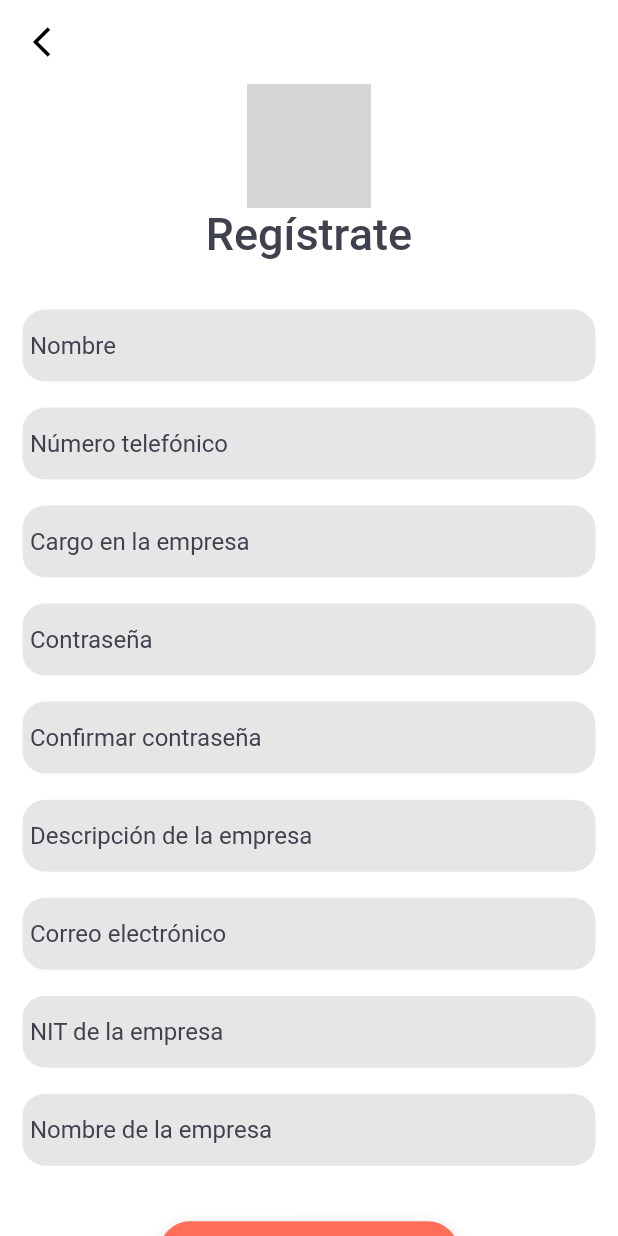
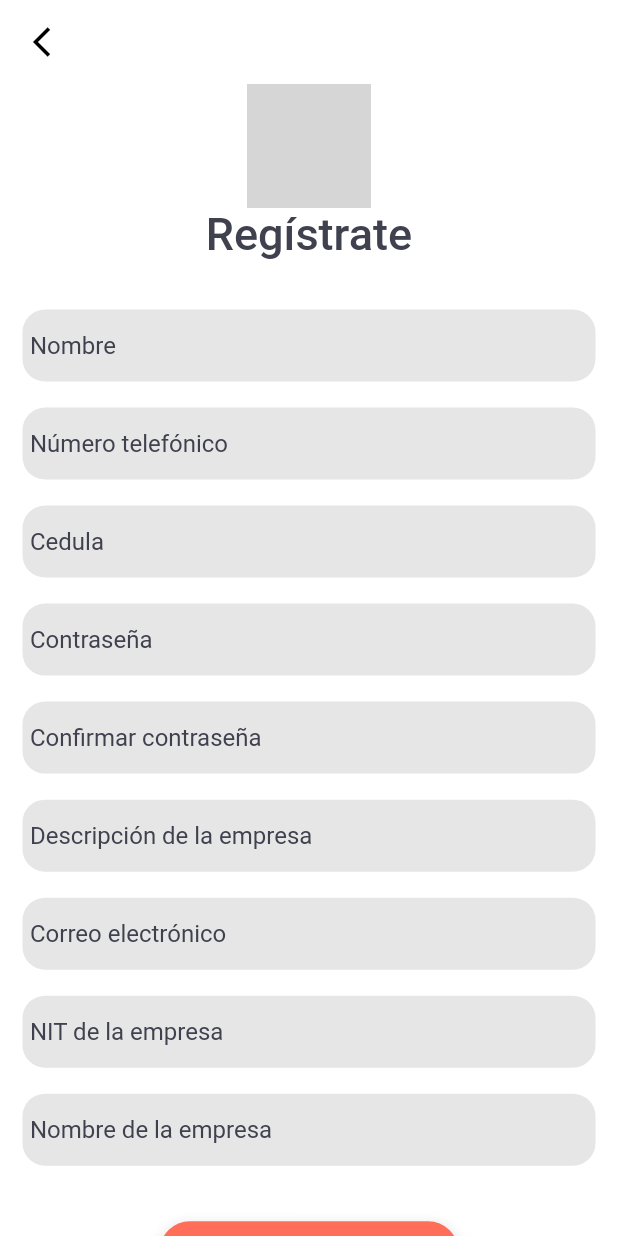
Before and after one commit to Intelligent-Track/intellitrack-mobile-app, a Flutter app: the screen it shows after launch, after a tap on "Iniciar Sesion", after a tap on "¿Aún no tienes una cuenta?", on a phone screen of 412 x 824 dp. Run offline on Flutter 3.47's test engine with Material 2 defaults, Android fonts, the phone set to English and light mode, and no system bars; our stand-ins replace flutter_dotenv, fluttertoast, shared_preferences; Roboto replaces fonts that are missing (inellitrackFamily); grey boxes are pictures that could not be loaded.

Commit message:
Login, registro

```diff
--- a/lib/Controller/login_service.dart
+++ b/lib/Controller/login_service.dart
@@ -2,29 +2,34 @@ import 'dart:convert';
 import 'dart:io';
 
 import 'package:http/http.dart' as http;
+import 'package:shared_preferences/shared_preferences.dart';
 
 import '../Model/environment.dart';
+import '../Model/responseLogin.dart';
 
 class LoginService {
 
   final http.Client request =  http.Client();
 
-  Future<String> login(String email, String password) async{
+  Future<ResponseLogin> login(String email, String password) async{
     final uri = Uri.http(Environment.apiUrl, Environment.loginPath);
     final headers = {'Content-Type': 'application/json'};
     final body = json.encode({'username': email, 'password': password});
-    String bodyRep;
+    var bodyRep;
     try{
       final response = await http.post(uri, headers: headers, body: body).timeout(Duration(seconds: 10));
       print(response.statusCode);
       if(response.statusCode == 200){
-        bodyRep = jsonDecode(response.body)['status'] as String;
-        return bodyRep;
+        bodyRep = jsonDecode(response.body);
+        //final prefs = await SharedPreferences.getInstance();
+        //prefs.setString('tokenJWT', bodyRep["accessToken"]);
+        return ResponseLogin(true, bodyRep["roles"][0]);
       }else{
-        throw HttpException(response.body);
+        return ResponseLogin(false, "Error de autenticacion");
       }
-    } on Exception{
-      throw Exception();
+    } catch(ex){
+      print(ex);
+      return ResponseLogin(false, "Error de autenticacion");
     }
 
   }
--- a/lib/Controller/singUp_service.dart
+++ b/lib/Controller/singUp_service.dart
@@ -15,7 +15,6 @@ class SingUpService {
     final body = json.encode({
       'name': name,
       'password': password,
-      'username': username,
       'phone': phone,
       'nit': nit,
       'companyName': companyName,
@@ -25,10 +24,10 @@ class SingUpService {
     try{
       final response = await http.post(uri, headers: headers, body: body).timeout(Duration(seconds: 10));
       print(response.statusCode);
-      if(response.statusCode == 201){
+      if(response.statusCode == 200){
         return true;
       }else{
-        throw HttpException(response.body);
+        return false;
       }
     } on Exception{
       throw Exception();
--- /dev/null
+++ b/lib/Model/responseLogin.dart
@@ -0,0 +1,5 @@
+class ResponseLogin{
+  ResponseLogin(this.estatus, this.message);
+  final bool estatus;
+  final String message;
+}
--- a/lib/View/login/login_page.dart
+++ b/lib/View/login/login_page.dart
@@ -1,4 +1,7 @@
+import 'dart:async';
+
 import 'package:flutter/material.dart';
+import 'package:fluttertoast/fluttertoast.dart';
 import '../Home/homeCustomerAdmin_page.dart';
 import '../Home/homeCustomerRepre_page.dart';
 import '../Home/homeDriver_page.dart';
@@ -19,17 +22,20 @@ GlobalKey<FormState> formKey = GlobalKey<FormState>();
 var correo = TextEditingController();
 var contrasena = TextEditingController();
 var loginService = LoginService();
+var  loading = false;
+var  ver = true;
 
 class _LoginpageState extends State<Loginpage>{
 
   @override
   void initState() {
     super.initState();
+    loading = false;
   }
-  var  ver = true;
+
   @override
   Widget build(BuildContext context){
-    return Scaffold(
+    return loading? Center(child: CircularProgressIndicator(color: Colors.red,),) :Scaffold(
       body: ScrollConfiguration(
         behavior: const ScrollBehavior().copyWith(
             physics: BouncingScrollPhysics() // Establecer el color de la animación de desplazamiento
@@ -137,58 +143,78 @@ class _LoginpageState extends State<Loginpage>{
                         Padding(padding: EdgeInsets.symmetric(vertical: MediaQuery.of(context).size.height/50)),
                         ElevatedButton(
                             onPressed: () async {
-                              var rep = loginService.login(correo.text, contrasena.text);
                               if (formKey.currentState!.validate()) {
-                                if(correo.text.contains("driver")){
+                                setState(() {
+                                  loading = true;
+                                });
+                              var rep = await loginService.login(correo.text, contrasena.text);
+                              if(rep.estatus){
+                                print(rep.message);
+                                if(rep.message.contains("ROLE_CONDUCTOR")){
                                   correo.clear();
                                   contrasena.clear();
-                                  Navigator.push(
+                                  Navigator.pushAndRemoveUntil(
                                       context,
                                       MaterialPageRoute(
                                           builder: (context) =>
-                                              HomePageDriverpage())
+                                              HomePageDriverpage()),(Route<dynamic> route) => false,
                                   );
                                 }
-                                if(correo.text.contains("managerG")){
+                                if(rep.message.contains("ROLE_GERENTEGEN")){
                                   correo.clear();
                                   contrasena.clear();
-                                  Navigator.push(
+                                  Navigator.pushAndRemoveUntil(
                                       context,
                                       MaterialPageRoute(
                                           builder: (context) =>
-                                              HomeManagerpage())
+                                              HomeManagerpage()),(Route<dynamic> route) => false,
                                   );
                                 }
-                                if(correo.text.contains("managerR")){
+                                if(rep.message.contains("ROLE_GERENTEREG")){
                                   correo.clear();
                                   contrasena.clear();
-                                  Navigator.push(
+                                  Navigator.pushAndRemoveUntil(
                                       context,
                                       MaterialPageRoute(
                                           builder: (context) =>
-                                              HomeManagerRegionalpage())
+                                              HomeManagerRegionalpage()),(Route<dynamic> route) => false,
                                   );
                                 }
-                                if(correo.text.contains("customerA")){
+                                if(rep.message.contains("ROLE_CLIENTEADM")){
                                   correo.clear();
                                   contrasena.clear();
-                                  Navigator.push(
+                                  Navigator.pushAndRemoveUntil(
                                       context,
                                       MaterialPageRoute(
                                           builder: (context) =>
-                                              HomeCustomerAdminpage())
+                                              HomeCustomerAdminpage()),(Route<dynamic> route) => false,
                                   );
                                 }
-                                if(correo.text.contains("customerR")){
+                                if(rep.message.contains("ROLE_CLIENTEREPRE")){
                                   correo.clear();
                                   contrasena.clear();
-                                  Navigator.push(
+                                  Navigator.pushAndRemoveUntil(
                                       context,
                                       MaterialPageRoute(
                                           builder: (context) =>
-                                              HomeCustomerReprepage())
+                                              HomeCustomerReprepage()),(Route<dynamic> route) => false,
                                   );
                                 }
+                              }else{
+                                setState(() {
+                                  loading = false;
+                                });
+                                Timer(Duration(milliseconds: 100), () {
+                                  ScaffoldMessenger.of(context).showSnackBar(
+                                    SnackBar(
+                                      content: Text(rep.message),
+                                      backgroundColor: Colors.red,
+                                    ),
+                                  );
+                                });
+
+                              }
+
                               }
                             },
                             child: Container(
--- a/lib/View/singup/singup_page.dart
+++ b/lib/View/singup/singup_page.dart
@@ -1,3 +1,5 @@
+import 'dart:async';
+
 import 'package:flutter/material.dart';
 import 'package:flutter/services.dart';
 import '../../Controller/singUp_service.dart';
@@ -12,6 +14,7 @@ GlobalKey<FormState> formKey = GlobalKey<FormState>();
 var correo = TextEditingController();
 var pin = TextEditingController();
 var signupService = SingUpService();
+var loading = false;
 
 
 class _SingUPpageState extends State<SingUPpage>{
@@ -19,10 +22,11 @@ class _SingUPpageState extends State<SingUPpage>{
   @override
   void initState() {
     super.initState();
+    loading = false;
   }
   final TextEditingController nombreCtrl = TextEditingController();
   final TextEditingController telefonoCtrl = TextEditingController();
-  final TextEditingController cargoCtrl = TextEditingController();
+  final TextEditingController cedulaCtrl = TextEditingController();
   final TextEditingController passwordCtrl = TextEditingController();
   final TextEditingController confirmPasswordCtrl = TextEditingController();
   final TextEditingController empresaDescripcionCtrl = TextEditingController();
@@ -32,7 +36,7 @@ class _SingUPpageState extends State<SingUPpage>{
 
   @override
   Widget build(BuildContext context){
-    return Scaffold(
+    return loading? Center(child: CircularProgressIndicator(color: Colors.red,),):Scaffold(
         appBar: AppBar(
           leading: IconButton(
             icon: Icon(Icons.arrow_back_ios_sharp,color: Colors.black,),
@@ -99,7 +103,7 @@ class _SingUPpageState extends State<SingUPpage>{
                             hintText: 'Nombre',
                           ),
                           validator: (value) {
-                            if (value == null || value.isEmpty) {
+                            if (value == null || value.length< 4) {
                               return 'Ingrese un nombre válido';
                             }
                             return null;
@@ -135,7 +139,7 @@ class _SingUPpageState extends State<SingUPpage>{
                             FilteringTextInputFormatter.digitsOnly,
                           ],
                           validator: (value) {
-                            if (value == null || value.isEmpty) {
+                            if (value == null || value.length == 10 || value.isEmpty) {
                               return 'Ingrese un número telefónico válido';
                             }
                             return null;
@@ -146,7 +150,7 @@ class _SingUPpageState extends State<SingUPpage>{
                           onEditingComplete: (){
                             FocusScope.of(context).nextFocus();
                           },
-                          controller: cargoCtrl,
+                          controller: cedulaCtrl,
                           decoration: InputDecoration(
                             filled: true,
                             fillColor: Color.fromARGB(255, 231, 230, 230),
@@ -164,11 +168,11 @@ class _SingUPpageState extends State<SingUPpage>{
                               borderRadius: BorderRadius.circular(15.0),
                               borderSide: BorderSide.none,
                             ),
-                            hintText: 'Cargo en la empresa',
+                            hintText: 'Cedula',
                           ),
                           validator: (value) {
-                            if (value == null || value.isEmpty) {
-                              return 'Ingrese un cargo válido';
+                            if (value == null || value.length == 10 || value.isEmpty) {
+                              return 'Ingrese cedula';
                             }
                             return null;
                           },
@@ -200,7 +204,7 @@ class _SingUPpageState extends State<SingUPpage>{
                           ),
                           obscureText: true,
                           validator: (value) {
-                            if (value == null || value.isEmpty) {
+                            if (value == null || value.length < 10 ||value.isEmpty) {
                               return 'Ingrese una contraseña válida';
                             }
                             return null;
@@ -377,9 +381,30 @@ class _SingUPpageState extends State<SingUPpage>{
                   Padding(padding: EdgeInsets.symmetric(vertical: MediaQuery.of(context).size.height/50)),
                   ElevatedButton(
                       onPressed: () async {
-                        var rep = signupService.singUp(emailCtrl.text, passwordCtrl.text, nombreCtrl.text, emailCtrl.text, telefonoCtrl.text, nitCtrl.text, empresaNombreCtrl.text, "");
                         if (formKey.currentState!.validate()) {
-
+                          setState(() {
+                            loading = true;
+                          });
+                          var rep = await signupService.singUp(emailCtrl.text, passwordCtrl.text, nombreCtrl.text, emailCtrl.text, telefonoCtrl.text, nitCtrl.text, empresaNombreCtrl.text, cedulaCtrl.text);
+                          if(rep){
+                            SnackBar(
+                              content: Text("Registro Exitoso"),
+                              backgroundColor: Colors.green,
+                            );
+                            Navigator.pop(context);
+                          }else{
+                            setState(() {
+                              loading = false;
+                            });
+                            Timer(Duration(milliseconds: 100), () {
+                              ScaffoldMessenger.of(context).showSnackBar(
+                                  SnackBar(
+                                    content: Text("Registro Fallido"),
+                                    backgroundColor: Colors.red,
+                                  ),
+                              );
+                            });
+                          }
                         }
                       },
                       child: Container(
--- a/pubspec.yaml
+++ b/pubspec.yaml
@@ -39,6 +39,8 @@ dependencies:
   path_provider: ^2.0.5
   flutter_launcher_icons: ^0.13.1
   flutter_dotenv: ^5.0.2
+  shared_preferences: ^2.0.18
+  fluttertoast:
 
 dev_dependencies:
   flutter_test:
```
Also changed, not shown: pubspec.lock, 2 other files.
